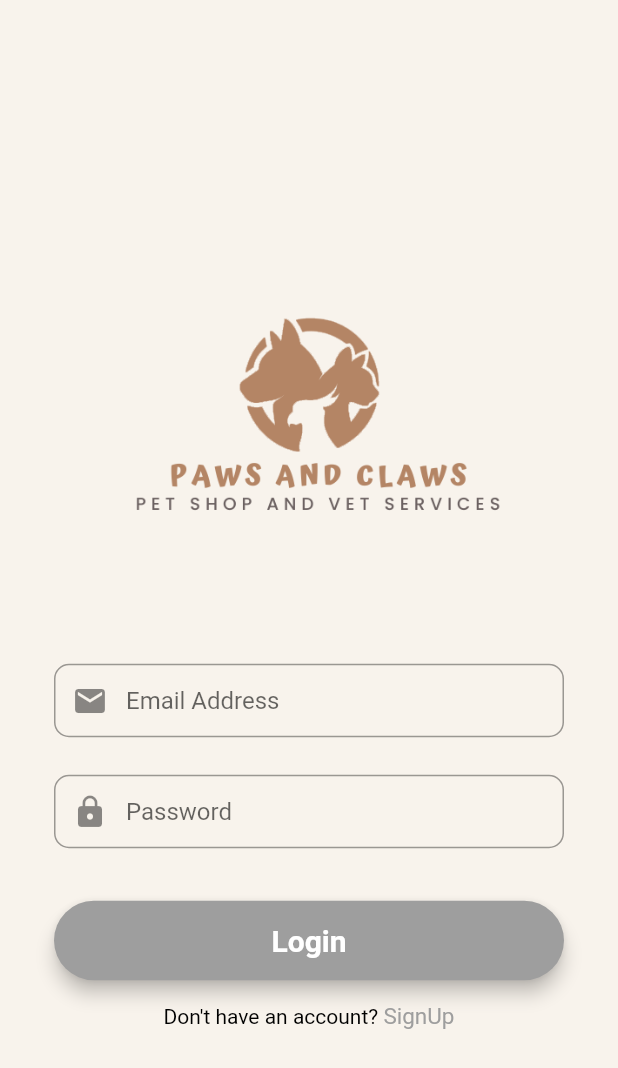
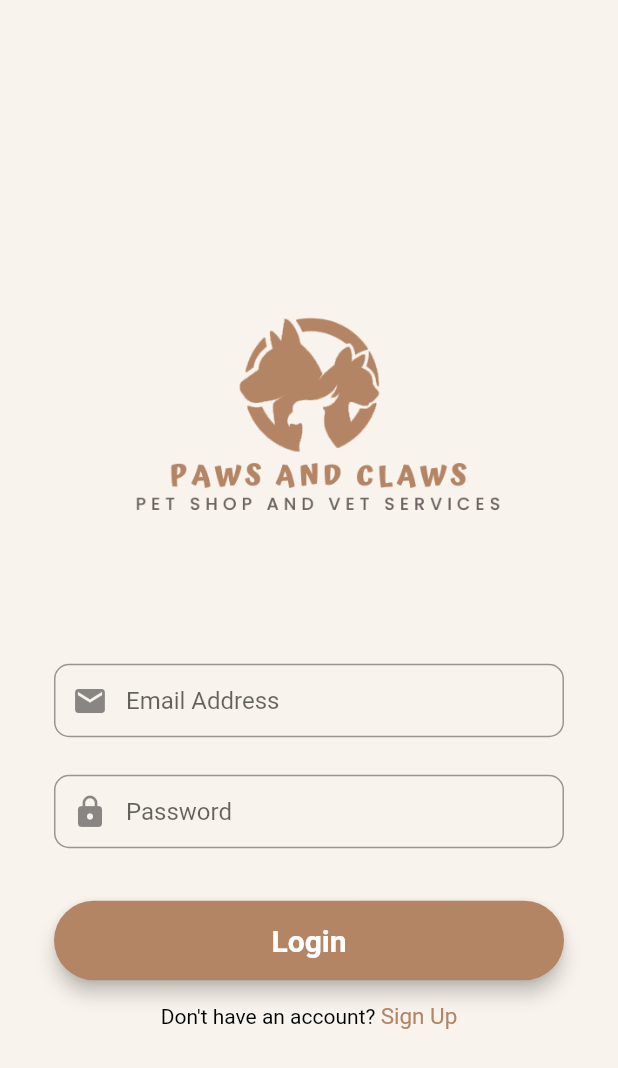
Before and after one commit to Skitzo00814/VetApp, a Flutter app: the screen it shows after launch, on a phone screen of 412 x 824 dp. Shown: the top 1068 px of the screen. Run offline on Flutter 3.47's test engine with Material 2 defaults, Android fonts, the phone set to English and light mode, and no system bars; our stand-ins replace animated_splash_screen, cloud_firestore, firebase_auth, firebase_core, fluttertoast, google_fonts and 1 more; missing offline and left inert: cloud_firestore_web, firebase_auth_web, firebase_core_web, shared_preferences_web; accounts and stored records are empty.

Commit message:
login button color

```diff
--- a/lib/login.dart
+++ b/lib/login.dart
@@ -75,7 +75,7 @@ class _LoginState extends State<Login> {
     final loginButton = Material(
       elevation: 5,
       borderRadius: BorderRadius.circular(30),
-      color: Colors.grey,
+      color: Color.fromRGBO(180, 133, 101, 1),
       child: MaterialButton(
           padding: EdgeInsets.fromLTRB(20, 15, 20, 15),
           minWidth: MediaQuery.of(context).size.width,
@@ -131,9 +131,9 @@ class _LoginState extends State<Login> {
                                     builder: (context) => Registration()));
                           },
                           child: Text(
-                            "SignUp",
+                            "Sign Up",
                             style: TextStyle(
-                                color: Colors.grey,
+                                color: Color.fromRGBO(180, 133, 101, 1),
                                 fontWeight: FontWeight.w400,
                                 fontSize: 15),
                           ),
--- a/lib/register.dart
+++ b/lib/register.dart
@@ -144,7 +144,7 @@ class _RegistrationState extends State<Registration> {
     final signupButton = Material(
       elevation: 5,
       borderRadius: BorderRadius.circular(30),
-      color: Colors.grey,
+      color: Color.fromRGBO(180, 133, 101, 1),
       child: MaterialButton(
           padding: EdgeInsets.fromLTRB(20, 15, 20, 15),
           minWidth: MediaQuery.of(context).size.width,
```
